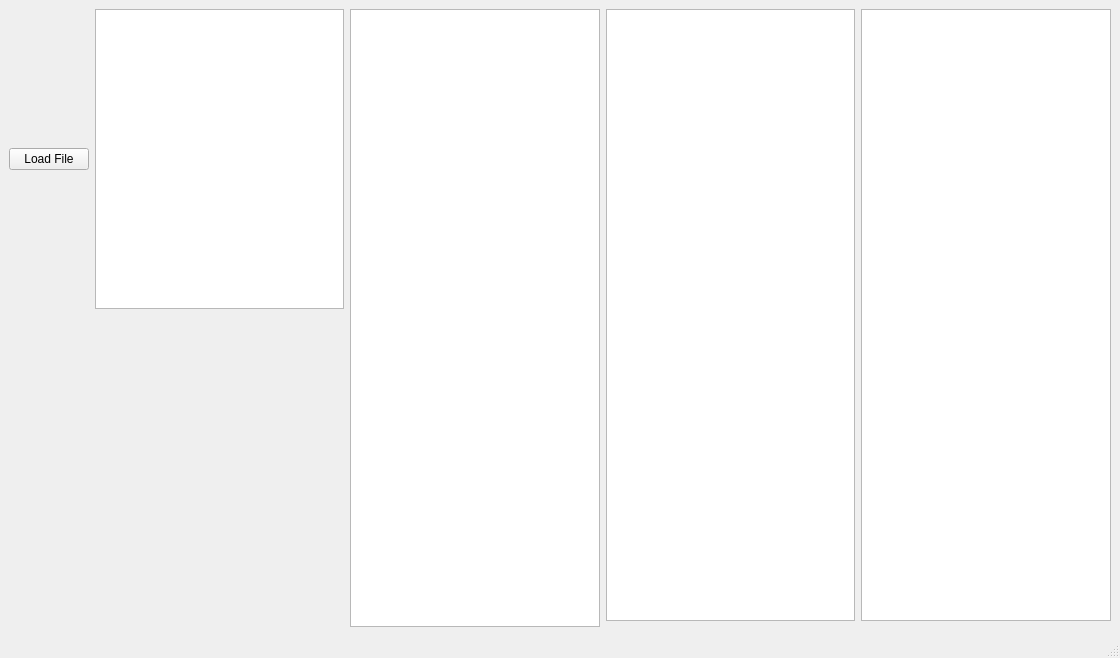
Qt form Offizielle Version/mainwindow.ui (fabian2798/Arbeitszeitkonto) before a commit.
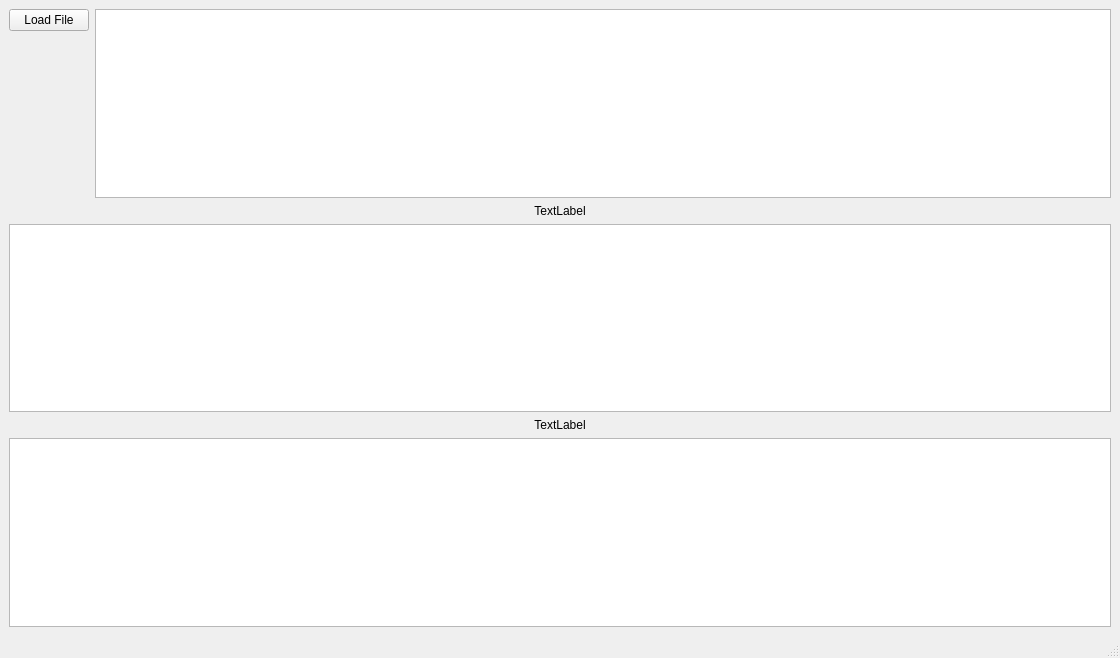
The same form after that commit.

The edit to the form file:
```diff
--- a/Offizielle Version/mainwindow.ui
+++ b/Offizielle Version/mainwindow.ui
@@ -14,37 +14,39 @@
    <string>MainWindow</string>
   </property>
   <widget class="QWidget" name="centralwidget">
-   <layout class="QGridLayout" name="gridLayout">
-    <item row="0" column="3" rowspan="3">
+   <layout class="QVBoxLayout" name="verticalLayout">
+    <item>
+     <layout class="QFormLayout" name="formLayout">
+      <item row="0" column="0">
+       <widget class="QPushButton" name="loadFile">
+        <property name="text">
+         <string>Load File</string>
+        </property>
+       </widget>
+      </item>
+      <item row="0" column="1">
+       <widget class="QListWidget" name="listWidget"/>
+      </item>
+     </layout>
+    </item>
+    <item>
+     <widget class="QLabel" name="monat_view">
+      <property name="text">
+       <string>&lt;html&gt;&lt;head/&gt;&lt;body&gt;&lt;p align=&quot;center&quot;&gt;TextLabel&lt;/p&gt;&lt;/body&gt;&lt;/html&gt;</string>
+      </property>
+     </widget>
+    </item>
+    <item>
      <widget class="QListWidget" name="listWidget_2"/>
     </item>
-    <item row="0" column="0">
-     <widget class="QPushButton" name="loadFile">
+    <item>
+     <widget class="QLabel" name="tag_view">
       <property name="text">
-       <string>Load File</string>
+       <string>&lt;html&gt;&lt;head/&gt;&lt;body&gt;&lt;p align=&quot;center&quot;&gt;TextLabel&lt;/p&gt;&lt;/body&gt;&lt;/html&gt;</string>
       </property>
      </widget>
     </item>
-    <item row="0" column="4" rowspan="3">
-     <widget class="QListWidget" name="listWidget_4"/>
-    </item>
-    <item row="2" column="0">
-     <spacer name="verticalSpacer_2">
-      <property name="orientation">
-       <enum>Qt::Vertical</enum>
-      </property>
-      <property name="sizeHint" stdset="0">
-       <size>
-        <width>20</width>
-        <height>40</height>
-       </size>
-      </property>
-     </spacer>
-    </item>
-    <item row="0" column="1">
-     <widget class="QListWidget" name="listWidget"/>
-    </item>
-    <item row="0" column="2" rowspan="4">
+    <item>
      <widget class="QListWidget" name="listWidget_3"/>
     </item>
    </layout>
```
